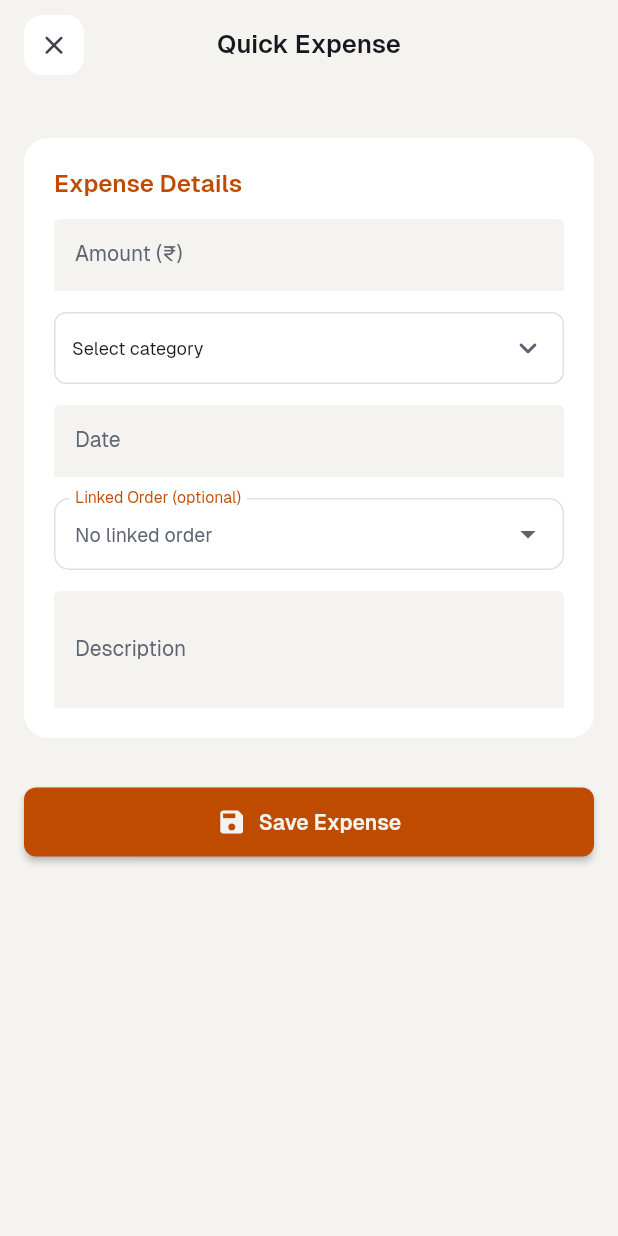
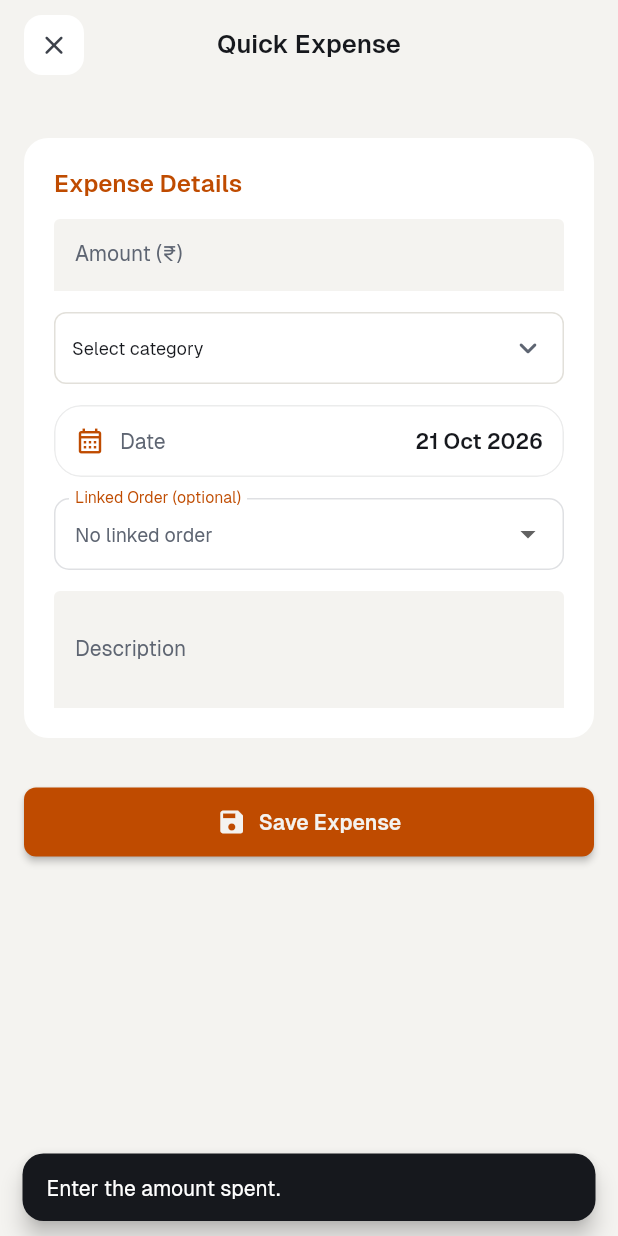
Before and after one commit to Arunpnm/Nagarva_app, a Flutter app: the QuickExpensePageWidget screen opened by its route, after a tap on "Save Expense", on a phone screen of 412 x 824 dp. Run offline on Flutter 3.47's test engine with Material 3 defaults, Android fonts, the phone set to English and light mode, and no system bars; drawn by our look-alikes of auto_size_text, dropdown_button2; our stand-ins replace app_links, file_picker, font_awesome_flutter, from_css_color, go_router, google_fonts and 7 more; missing offline and left inert: android_intent_plus, json_path; accounts and stored records are empty; generated files the repository leaves out were written again.

Commit message:
Quick Expense: date picker, both date columns, no silent failures
The date was a free-text box written straight into expenses.date (a
date column): a blank or mistyped value made Postgres refuse the insert,
and the save had no error handling, so nothing was shown. It is now a
picker defaulting to today, and the picked day goes into both date and
expense_date. expense_date is what Expenses, the Dashboard and Accounts
read; it used to keep its default, so a backdated expense showed on
today (latent: both live expenses agree today). An empty or unparseable
amount is refused before the insert, and a refused insert says why.

Co-Authored-By: Claude Opus 5.5 <noreply@anthropic.com>
Claude-Session: https://claude.ai/code/session_01Htpnoh8ri5Ujc73VoUVuYC

```diff
--- a/lib/quick_expense_page/quick_expense_page_model.dart
+++ b/lib/quick_expense_page/quick_expense_page_model.dart
@@ -15,6 +15,9 @@ class QuickExpensePageModel extends FlutterFlowModel<QuickExpensePageWidget> {
   ///  Local state fields for this page.
 
   String? expCategory = 'Fuel';
+
+  /// The day the money was spent. Defaults to today.
+  DateTime expDate = DateTime.now();
 
   /// How the expense was paid; only sent when kExpensePaymentModeLive.
   String? expPaymentMode;
--- a/lib/quick_expense_page/quick_expense_page_widget.dart
+++ b/lib/quick_expense_page/quick_expense_page_widget.dart
@@ -1,3 +1,4 @@
+import '/backend/edge_function_errors.dart';
 import '/config/app_config.dart';
 import '/components/ng_widgets.dart';
 import '/backend/supabase/supabase.dart';
@@ -265,62 +266,45 @@ class _QuickExpensePageWidgetState extends State<QuickExpensePageWidget> {
                                       AppLocalizations.of(context).category,
                                   labelTextStyle: const TextStyle(),
                                 ),
-                                TextFormField(
-                                  controller: _model.expDateFieldTextController,
-                                  focusNode: _model.expDateFieldFocusNode,
-                                  obscureText: false,
-                                  decoration: InputDecoration(
-                                    labelText:
-                                        AppLocalizations.of(context).date,
-                                    hintText:
-                                        AppLocalizations.of(context).yyyyMmDd,
-                                    enabledBorder: const OutlineInputBorder(
-                                      borderSide: BorderSide(
-                                        color: Color(0x00000000),
-                                        width: 1.0,
-                                      ),
-                                      borderRadius: BorderRadius.only(
-                                        topLeft: Radius.circular(4.0),
-                                        topRight: Radius.circular(4.0),
-                                      ),
+                                // Was a free-text "yyyy-MM-dd" box written straight into
+                                // the `date` column: a blank or mistyped date made
+                                // Postgres refuse the insert, with nothing shown. Now a
+                                // picker, defaulting to today.
+                                NgCard(
+                                  onTap: () async {
+                                    final p = await showDatePicker(
+                                      context: context,
+                                      initialDate: _model.expDate,
+                                      firstDate: DateTime(2020),
+                                      lastDate: DateTime.now()
+                                          .add(const Duration(days: 365)),
+                                    );
+                                    if (p != null) {
+                                      safeSetState(() => _model.expDate = p);
+                                    }
+                                  },
+                                  child: Row(children: [
+                                    Icon(Icons.calendar_month_outlined,
+                                        size: 20,
+                                        color: NgPalette.of(context).acc),
+                                    const SizedBox(width: 10),
+                                    Expanded(
+                                      child: Text(
+                                          AppLocalizations.of(context).date,
+                                          style: NgFonts.geist(
+                                              fontSize: 14,
+                                              color: NgPalette.of(context)
+                                                  .mute)),
                                     ),
-                                    focusedBorder: const OutlineInputBorder(
-                                      borderSide: BorderSide(
-                                        color: Color(0x00000000),
-                                        width: 1.0,
-                                      ),
-                                      borderRadius: BorderRadius.only(
-                                        topLeft: Radius.circular(4.0),
-                                        topRight: Radius.circular(4.0),
-                                      ),
-                                    ),
-                                    errorBorder: const OutlineInputBorder(
-                                      borderSide: BorderSide(
-                                        color: Color(0x00000000),
-                                        width: 1.0,
-                                      ),
-                                      borderRadius: BorderRadius.only(
-                                        topLeft: Radius.circular(4.0),
-                                        topRight: Radius.circular(4.0),
-                                      ),
-                                    ),
-                                    focusedErrorBorder: const OutlineInputBorder(
-                                      borderSide: BorderSide(
-                                        color: Color(0x00000000),
-                                        width: 1.0,
-                                      ),
-                                      borderRadius: BorderRadius.only(
-                                        topLeft: Radius.circular(4.0),
-                                        topRight: Radius.circular(4.0),
-                                      ),
-                                    ),
-                                    filled: true,
-                                  ),
-                                  style: const TextStyle(),
-                                  maxLines: null,
-                                  validator: _model
-                                      .expDateFieldTextControllerValidator
-                                      .asValidator(context),
+                                    Text(
+                                        DateFormat('d MMM yyyy')
+                                            .format(_model.expDate),
+                                        style: NgFonts.geist(
+                                            fontSize: 14.5,
+                                            fontWeight: FontWeight.w600,
+                                            color:
+                                                NgPalette.of(context).text)),
+                                  ]),
                                 ),
                                 // Was a free-text "Linked Order ID" — typing UUIDs by hand
                                 // invited typos, and an empty string crashed the uuid cast on
@@ -459,15 +443,34 @@ class _QuickExpensePageWidgetState extends State<QuickExpensePageWidget> {
                               0.0, 16.0, 0.0, 16.0),
                           child: FFButtonWidget(
                             onPressed: () async {
+                              final amount = double.tryParse(_model
+                                  .expAmountFieldTextController!.text
+                                  .trim());
+                              if (amount == null || amount <= 0) {
+                                ScaffoldMessenger.of(context).showSnackBar(
+                                    const SnackBar(
+                                        content: Text(
+                                            'Enter the amount spent.')));
+                                return;
+                              }
+                              // Both date columns get the picked day:
+                              // `date` is what this form always wrote,
+                              // and expense_date is what Expenses, the
+                              // Dashboard and Accounts read — it used to
+                              // keep its default (today), so a backdated
+                              // expense showed up on today.
+                              final day = DateFormat('yyyy-MM-dd')
+                                  .format(_model.expDate);
+                              try {
                               _model.savedExpense =
                                   await ExpensesTable().insert({
                                 // Phase 1 multi-tenancy pass — see
                                 // supabase/phase1_add_org_id.sql.
                                 ...OrgScope.stamp(),
-                                'amount': double.tryParse(
-                                    _model.expAmountFieldTextController.text),
+                                'amount': amount,
                                 'category': _model.expCategory,
-                                'date': _model.expDateFieldTextController.text,
+                                'date': day,
+                                'expense_date': day,
                                 // Null (not '') when unlinked — an empty
                                 // string used to crash the uuid cast.
                                 'order_id': _model.linkedOrderId,
@@ -477,6 +480,19 @@ class _QuickExpensePageWidgetState extends State<QuickExpensePageWidget> {
                                     _model.expPaymentMode != null)
                                   'payment_mode': _model.expPaymentMode,
                               });
+                              } catch (e) {
+                                if (context.mounted) {
+                                  ScaffoldMessenger.of(context).showSnackBar(
+                                    SnackBar(
+                                      content: Text(extractDbErrorMessage(e,
+                                          fallback:
+                                              'Could not save the expense. Please try again.')),
+                                    ),
+                                  );
+                                }
+                                return;
+                              }
+                              if (!context.mounted) return;
                               context.pop();
 
                               safeSetState(() {});
```
